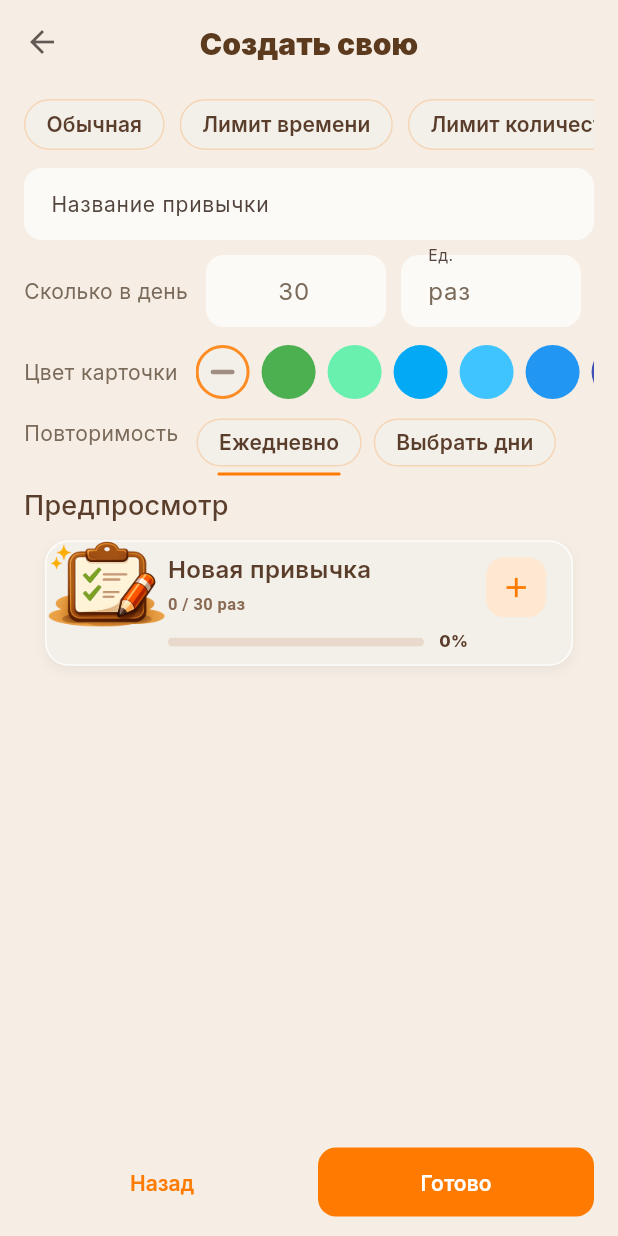
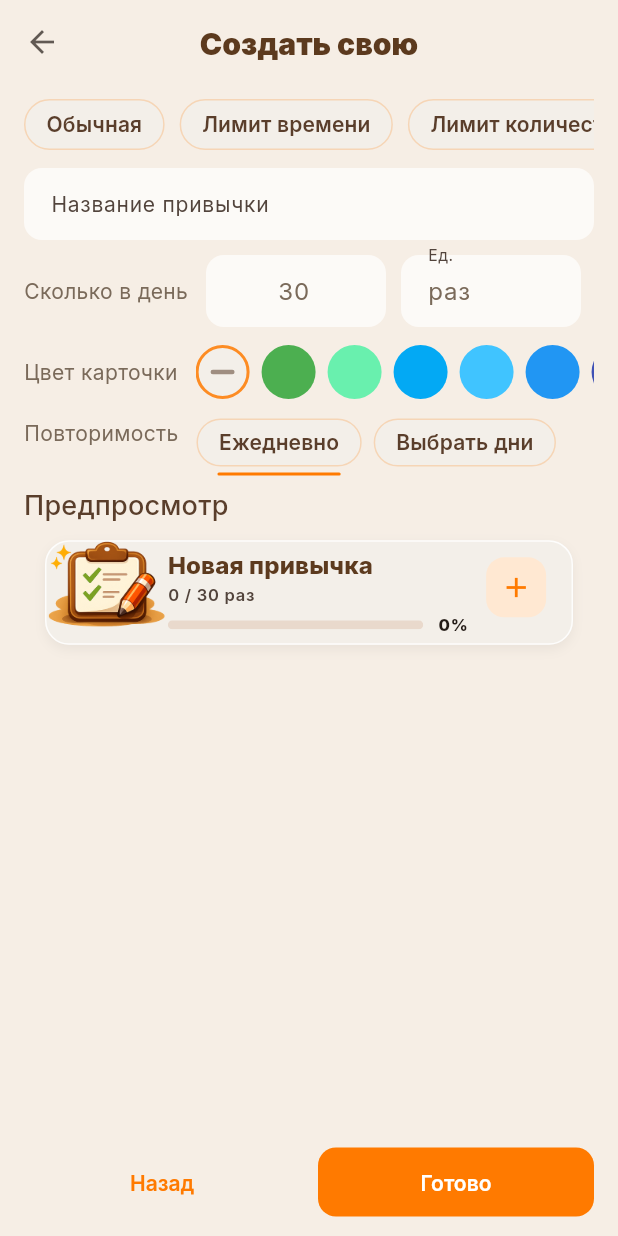
Before and after one commit to AliaksandrSabaleuski/life-journal, a Flutter app: the AddCustomHabitScreen screen opened directly, after a tap on "Лимит времени", after a tap on "Лимит количества", on a phone screen of 412 x 824 dp. Run offline on Flutter 3.47's test engine with Material 3 defaults, Android fonts, the phone set to English and light mode, and no system bars; our stand-ins replace flutter_local_notifications, google_fonts, in_app_purchase, share_plus, shared_preferences, timezone; missing offline and left inert: appmetrica_plugin, gameanalytics_sdk, in_app_purchase_android; accounts and stored records are empty.

Commit message:
version code 8

```diff
--- /dev/null
+++ b/lib/core/ui/card_typography.dart
@@ -0,0 +1,49 @@
+import 'package:flutter/material.dart';
+
+/// Unified typography for habit/event cards.
+///
+/// Goal: card titles stand out; secondary text stays consistent across
+/// counter/timer/bool cards and adapts to the app `ThemeData.textTheme`.
+abstract final class CardTypography {
+  CardTypography._();
+
+  static TextStyle title(BuildContext context, {Color? color}) {
+    final base = Theme.of(context).textTheme.titleSmall ??
+        const TextStyle(fontSize: 16, fontWeight: FontWeight.w800);
+    return base.copyWith(
+      fontWeight: FontWeight.w800,
+      color: color ?? base.color,
+      height: 1.2,
+    );
+  }
+
+  static TextStyle secondary(BuildContext context, {Color? color}) {
+    final base = Theme.of(context).textTheme.labelSmall ??
+        const TextStyle(fontSize: 11, fontWeight: FontWeight.w500);
+    return base.copyWith(
+      fontWeight: FontWeight.w600,
+      color: color ?? Theme.of(context).colorScheme.onSurfaceVariant,
+      height: 1.2,
+    );
+  }
+
+  static TextStyle percent(BuildContext context, {Color? color}) {
+    final base = Theme.of(context).textTheme.labelSmall ??
+        const TextStyle(fontSize: 11, fontWeight: FontWeight.w700);
+    return base.copyWith(
+      fontWeight: FontWeight.w800,
+      color: color ?? Theme.of(context).colorScheme.onSurface,
+      height: 1.1,
+    );
+  }
+
+  static TextStyle status(BuildContext context, {Color? color}) {
+    final base = Theme.of(context).textTheme.bodySmall ??
+        const TextStyle(fontSize: 12, fontWeight: FontWeight.w400);
+    return base.copyWith(
+      fontWeight: FontWeight.w500,
+      color: color ?? Theme.of(context).colorScheme.onSurfaceVariant,
+      height: 1.2,
+    );
+  }
+}
--- a/lib/core/widgets/active_habit_card.dart
+++ b/lib/core/widgets/active_habit_card.dart
@@ -4,6 +4,7 @@ import 'package:flutter/material.dart';
 
 import '../ui/app_icons.dart';
 import '../ui/responsive.dart';
+import '../ui/card_typography.dart';
 import 'success_pulse.dart';
 
 class ActiveHabitCard extends StatefulWidget {
@@ -186,20 +187,12 @@ class _ActiveHabitCardState extends State<ActiveHabitCard>
           widget.title,
           maxLines: 1,
           overflow: TextOverflow.ellipsis,
-          style: const TextStyle(
-            fontSize: 16,
-            fontWeight: FontWeight.w600,
-            color: Color(0xFF5A3E2B),
-          ),
+          style: CardTypography.title(context),
         ),
         const SizedBox(height: 2),
         Text(
           '${_formatTime(elapsed)} / ${widget.goalMinutes.toString().padLeft(2, '0')} ${widget.unit}',
-          style: const TextStyle(
-            fontSize: 11,
-            fontWeight: FontWeight.w600,
-            color: Color(0xFF8A6A54),
-          ),
+          style: CardTypography.secondary(context),
         ),
         const SizedBox(height: 6),
         Row(
@@ -237,11 +230,7 @@ class _ActiveHabitCardState extends State<ActiveHabitCard>
             const SizedBox(width: 10),
             Text(
               '$percent%',
-              style: const TextStyle(
-                fontSize: 11,
-                fontWeight: FontWeight.w800,
-                color: Color(0xFF5A3E2B),
-              ),
+              style: CardTypography.percent(context),
             ),
           ],
         ),
--- a/lib/core/widgets/bool_habit_card.dart
+++ b/lib/core/widgets/bool_habit_card.dart
@@ -2,6 +2,7 @@ import 'package:flutter/material.dart';
 
 import '../ui/app_icons.dart';
 import '../ui/responsive.dart';
+import '../ui/card_typography.dart';
 import 'skipped_indicator.dart';
 import 'success_pulse.dart';
 
@@ -144,7 +145,8 @@ class BoolHabitCard extends StatelessWidget {
                           title,
                           maxLines: 1,
                           overflow: TextOverflow.ellipsis,
-                          style: theme.textTheme.titleSmall?.copyWith(
+                          style: CardTypography.title(
+                            context,
                             color: isDone
                                 ? notDoneColor
                                 : theme.textTheme.titleSmall?.color,
@@ -153,9 +155,8 @@ class BoolHabitCard extends StatelessWidget {
                         const SizedBox(height: 8),
                         Text(
                           statusText,
-                          style: TextStyle(
-                            fontSize: 12,
-                            fontWeight: FontWeight.normal,
+                          style: CardTypography.status(
+                            context,
                             color: statusColor,
                           ),
                         ),
--- a/lib/core/widgets/habit_counter_card.dart
+++ b/lib/core/widgets/habit_counter_card.dart
@@ -2,6 +2,7 @@ import 'package:flutter/material.dart';
 
 import '../ui/app_icons.dart';
 import '../ui/responsive.dart';
+import '../ui/card_typography.dart';
 import 'skipped_indicator.dart';
 import 'time_input_dialog.dart';
 import 'success_pulse.dart';
@@ -239,11 +240,7 @@ class _HabitCounterMiddle extends StatelessWidget {
           title,
           maxLines: 1,
           overflow: TextOverflow.ellipsis,
-          style: const TextStyle(
-            fontSize: 16,
-            fontWeight: FontWeight.w600,
-            color: Color(0xFF5A3E2B),
-          ),
+          style: CardTypography.title(context),
         ),
         const SizedBox(height: 1),
         InkWell(
@@ -267,19 +264,14 @@ class _HabitCounterMiddle extends StatelessWidget {
                 children: [
                   TextSpan(
                     text: '$clampedCurrent / $safeGoal $unit',
-                    style: const TextStyle(
-                      fontSize: 11,
-                      fontWeight: FontWeight.w600,
-                      color: Color(0xFF8A6A54),
-                    ),
+                    style: CardTypography.secondary(context),
                   ),
                   if (isSkipped)
-                    const TextSpan(
+                    TextSpan(
                       text: '  Пропущено',
-                      style: TextStyle(
-                        fontSize: 11,
-                        fontWeight: FontWeight.w600,
-                        color: Color(0xFFC56B5E),
+                      style: CardTypography.secondary(
+                        context,
+                        color: const Color(0xFFC56B5E),
                       ),
                     ),
                 ],
@@ -325,11 +317,7 @@ class _HabitCounterMiddle extends StatelessWidget {
             const SizedBox(width: 10),
             Text(
               '$percent%',
-              style: const TextStyle(
-                fontSize: 11,
-                fontWeight: FontWeight.w800,
-                color: Color(0xFF5A3E2B),
-              ),
+              style: CardTypography.percent(context),
             ),
           ],
         ),
--- a/pubspec.yaml
+++ b/pubspec.yaml
@@ -16,7 +16,7 @@ publish_to: 'none' # Remove this line if you wish to publish to pub.dev
 # https://developer.apple.com/library/archive/documentation/General/Reference/InfoPlistKeyReference/Articles/CoreFoundationKeys.html
 # In Windows, build-name is used as the major, minor, and patch parts
 # of the product and file versions while build-number is used as the build suffix.
-version: 1.0.0+5
+version: 1.0.0+8
 
 environment:
   sdk: ^3.11.0
```
Also changed, not shown: 3 other files.
